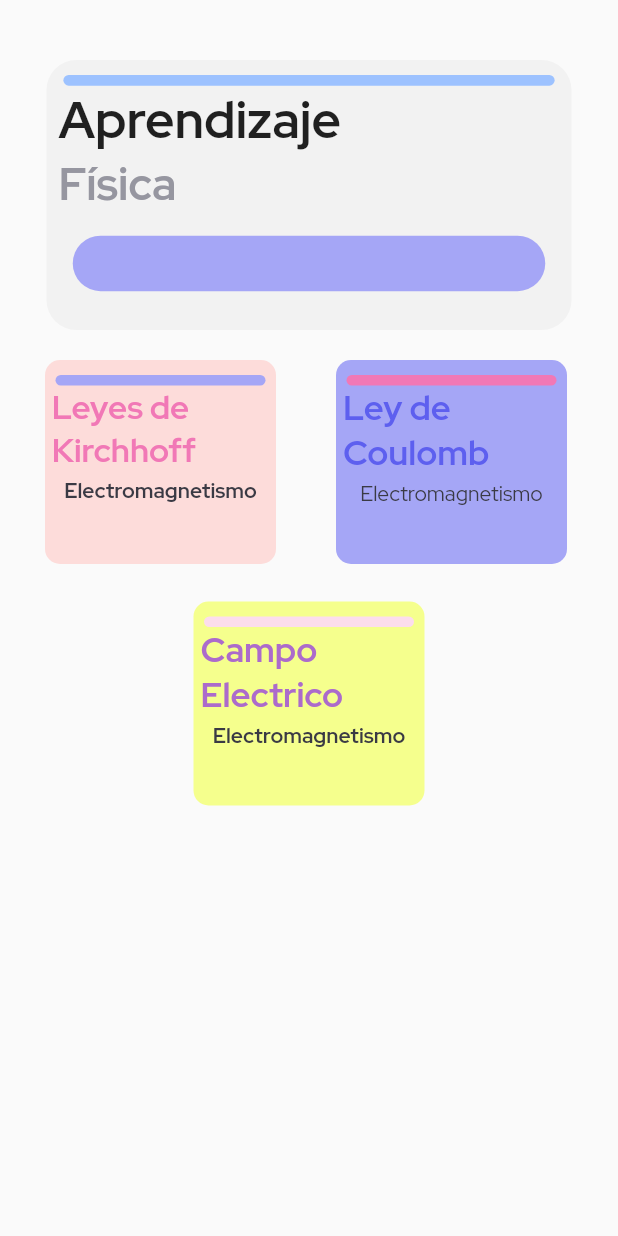
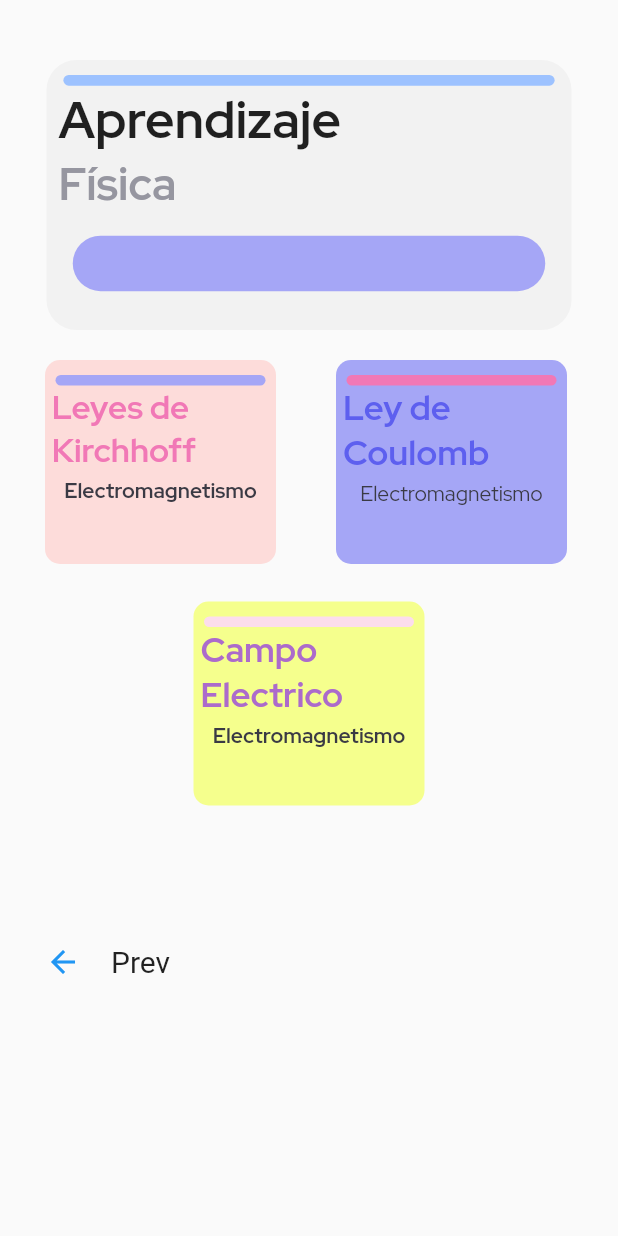
Before and after one commit to felipepizarro-osd/LWY, a Flutter app: the FisicaHome screen opened by its route, on a phone screen of 412 x 824 dp. Run offline on Flutter 3.47's test engine with Material 2 defaults, Android fonts, the phone set to English and light mode, and no system bars; our stand-ins replace flutter_svg, google_fonts.

Commit message:
Update
se agregan botones para regresar en opciones de informatica y fisica

```diff
--- a/lib/src/Fisica/home_fisica.dart
+++ b/lib/src/Fisica/home_fisica.dart
@@ -40,6 +40,23 @@ Widget customAppBar(BuildContext context) {
         ),
         const SizedBox(height: 25),
         const CampoElectrico(),
+        const SizedBox(height: 80),
+        Row(
+          children: <Widget>[
+            TextButton(
+              child: const Icon(Icons.arrow_back),
+              onPressed: () {
+                Navigator.pushNamed(context, "home");
+              },
+            ),
+            Text(
+              'Prev',
+              style: GoogleFonts.arbutusSlab(
+                fontSize: 20,
+              ),
+            ),
+          ],
+        )
       ],
     ),
   );
```
Also changed, not shown: lib/src/Informatica/HomeInformatica.dart (+18 -0 lines).
